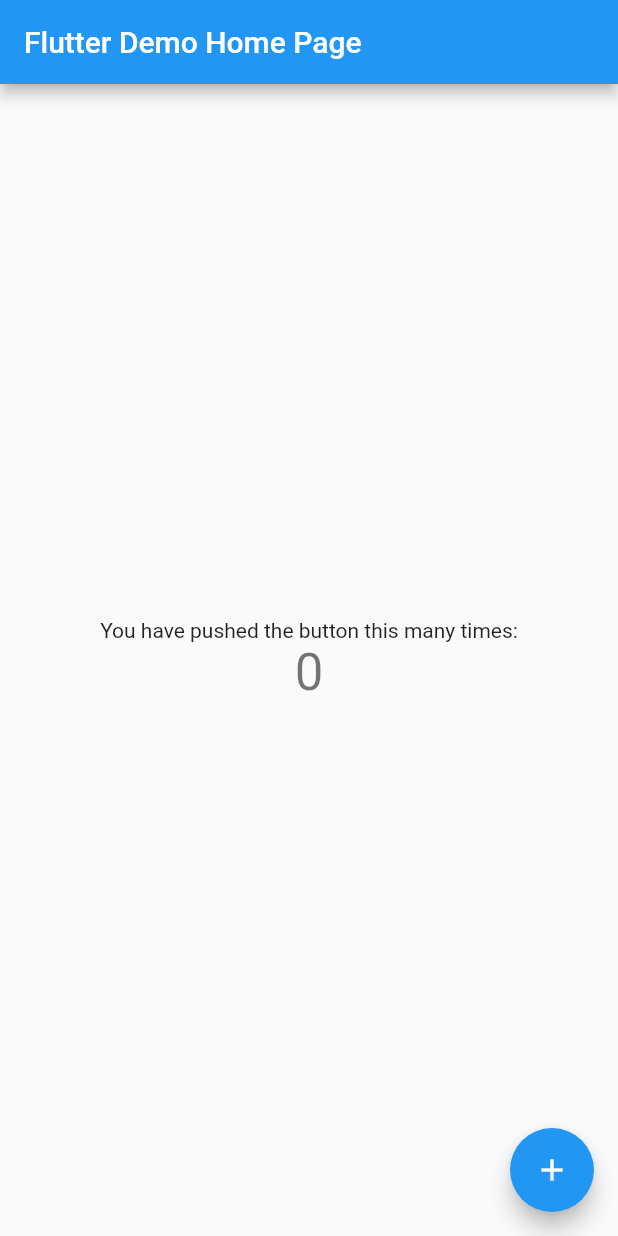
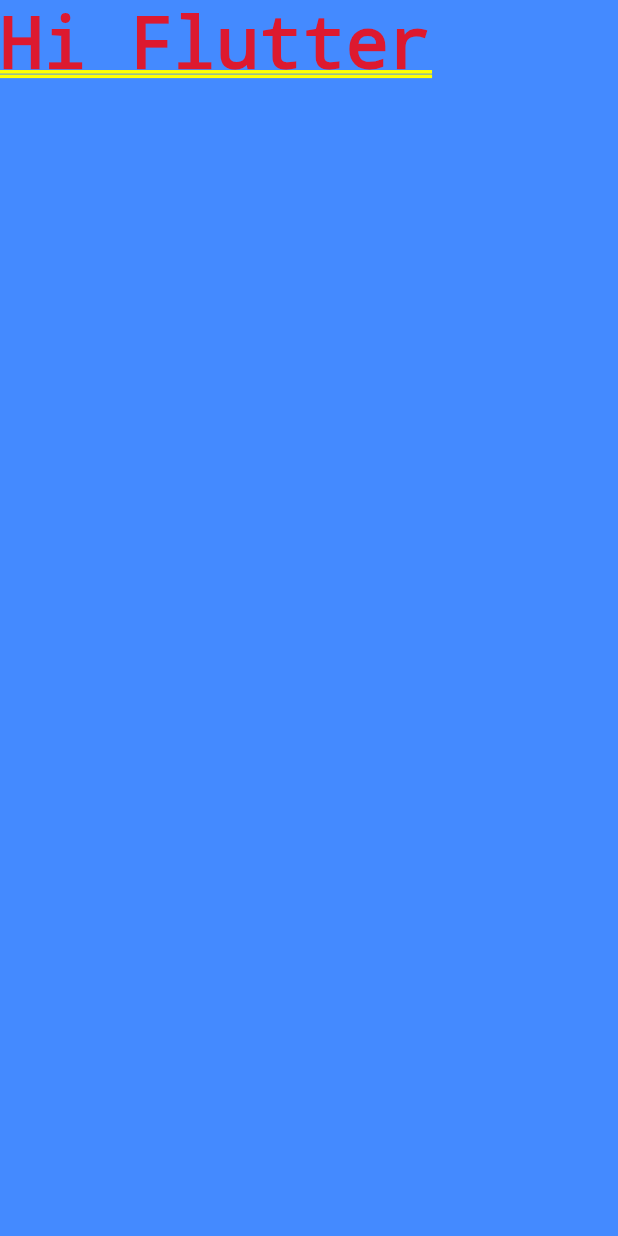
Before and after one commit to VishPerera/bike_route_app, a Flutter app: the screen it shows after launch, on a phone screen of 412 x 824 dp. Run offline on Flutter 3.47's test engine with Material 2 defaults, Android fonts, the phone set to English and light mode, and no system bars.

Commit message:
Updates: 1. ReadMe with the Application's purpose. 2. Use of MaterialApp and StatelessWidget

```diff
--- a/lib/main.dart
+++ b/lib/main.dart
@@ -1,115 +1,21 @@
 import 'package:flutter/material.dart';
 
-void main() {
-  runApp(const MyApp());
+
+void main(){
+runApp(MaterialApp(
+  home: HomePage(),
+));
+
 }
 
-class MyApp extends StatelessWidget {
-  const MyApp({super.key});
+class HomePage extends StatelessWidget {
+  const HomePage({super.key});
 
-  // This widget is the root of your application.
   @override
   Widget build(BuildContext context) {
-    return MaterialApp(
-      title: 'Flutter Demo',
-      theme: ThemeData(
-        // This is the theme of your application.
-        //
-        // Try running your application with "flutter run". You'll see the
-        // application has a blue toolbar. Then, without quitting the app, try
-        // changing the primarySwatch below to Colors.green and then invoke
-        // "hot reload" (press "r" in the console where you ran "flutter run",
-        // or simply save your changes to "hot reload" in a Flutter IDE).
-        // Notice that the counter didn't reset back to zero; the application
-        // is not restarted.
-        primarySwatch: Colors.blue,
-      ),
-      home: const MyHomePage(title: 'Flutter Demo Home Page'),
+    return Container(
+    color: Colors.blueAccent,
+    child: Text("Hi Flutter"),
     );
   }
 }
-
-class MyHomePage extends StatefulWidget {
-  const MyHomePage({super.key, required this.title});
-
-  // This widget is the home page of your application. It is stateful, meaning
-  // that it has a State object (defined below) that contains fields that affect
-  // how it looks.
-
-  // This class is the configuration for the state. It holds the values (in this
-  // case the title) provided by the parent (in this case the App widget) and
-  // used by the build method of the State. Fields in a Widget subclass are
-  // always marked "final".
-
-  final String title;
-
-  @override
-  State<MyHomePage> createState() => _MyHomePageState();
-}
-
-class _MyHomePageState extends State<MyHomePage> {
-  int _counter = 0;
-
-  void _incrementCounter() {
-    setState(() {
-      // This call to setState tells the Flutter framework that something has
-      // changed in this State, which causes it to rerun the build method below
-      // so that the display can reflect the updated values. If we changed
-      // _counter without calling setState(), then the build method would not be
-      // called again, and so nothing would appear to happen.
-      _counter++;
-    });
-  }
-
-  @override
-  Widget build(BuildContext context) {
-    // This method is rerun every time setState is called, for instance as done
-    // by the _incrementCounter method above.
-    //
-    // The Flutter framework has been optimized to make rerunning build methods
-    // fast, so that you can just rebuild anything that needs updating rather
-    // than having to individually change instances of widgets.
-    return Scaffold(
-      appBar: AppBar(
-        // Here we take the value from the MyHomePage object that was created by
-        // the App.build method, and use it to set our appbar title.
-        title: Text(widget.title),
-      ),
-      body: Center(
-        // Center is a layout widget. It takes a single child and positions it
-        // in the middle of the parent.
-        child: Column(
-          // Column is also a layout widget. It takes a list of children and
-          // arranges them vertically. By default, it sizes itself to fit its
-          // children horizontally, and tries to be as tall as its parent.
-          //
-          // Invoke "debug painting" (press "p" in the console, choose the
-          // "Toggle Debug Paint" action from the Flutter Inspector in Android
-          // Studio, or the "Toggle Debug Paint" command in Visual Studio Code)
-          // to see the wireframe for each widget.
-          //
-          // Column has various properties to control how it sizes itself and
-          // how it positions its children. Here we use mainAxisAlignment to
-          // center the children vertically; the main axis here is the vertical
-          // axis because Columns are vertical (the cross axis would be
-          // horizontal).
-          mainAxisAlignment: MainAxisAlignment.center,
-          children: <Widget>[
-            const Text(
-              'You have pushed the button this many times:',
-            ),
-            Text(
-              '$_counter',
-              style: Theme.of(context).textTheme.headlineMedium,
-            ),
-          ],
-        ),
-      ),
-      floatingActionButton: FloatingActionButton(
-        onPressed: _incrementCounter,
-        tooltip: 'Increment',
-        child: const Icon(Icons.add),
-      ), // This trailing comma makes auto-formatting nicer for build methods.
-    );
-  }
-}
```
Also changed, not shown: 1 other file.
